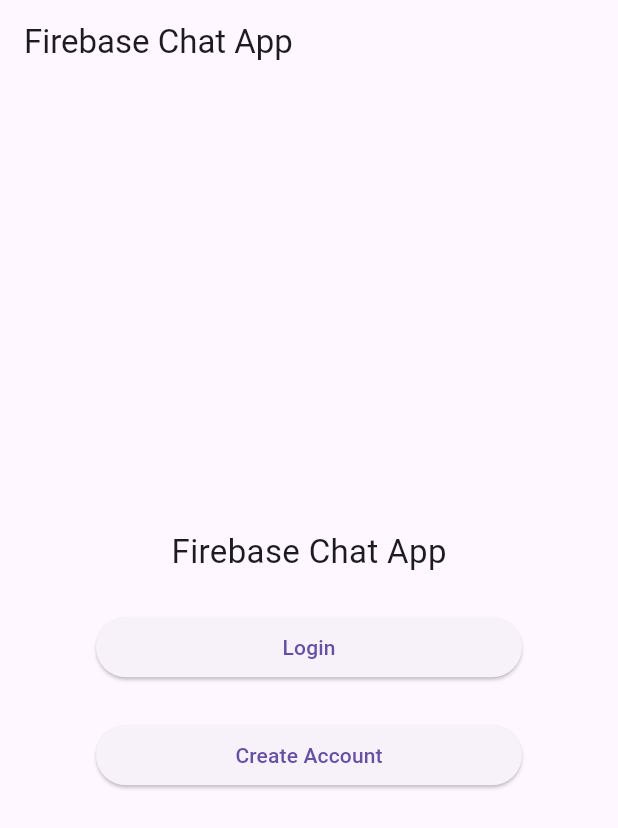
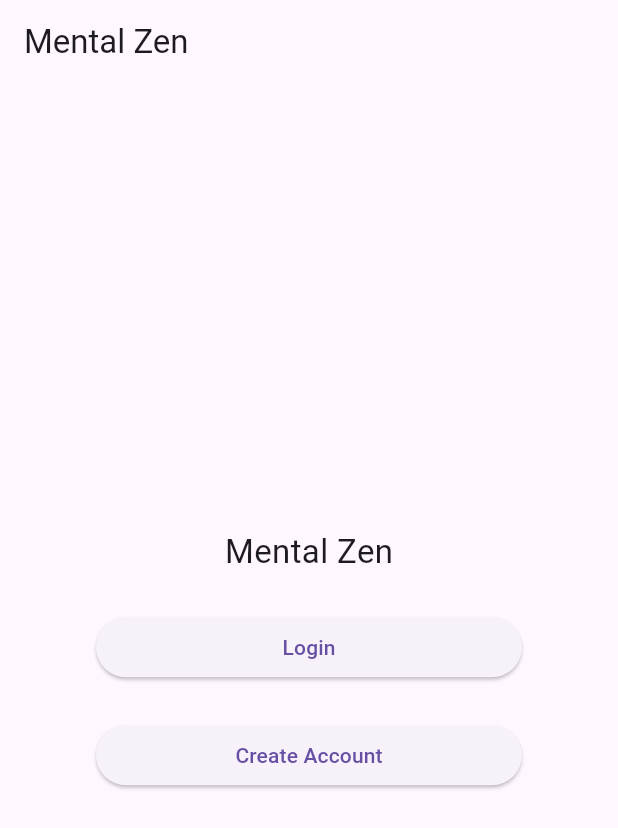
Before and after one commit to Nathan2055/csc4360-groupproject2-mentalzen, a Flutter app: the screen it shows after launch, on a phone screen of 412 x 824 dp. Shown: the top 828 px of the screen. Run offline on Flutter 3.47's test engine with Material 3 defaults, Android fonts, the phone set to English and light mode, and no system bars; our stand-ins replace cloud_firestore, firebase_auth, firebase_core; accounts and stored records are empty.

Commit message:
Update app title in all locations

```diff
--- a/lib/main.dart
+++ b/lib/main.dart
@@ -25,7 +25,7 @@ class MyApp extends StatelessWidget {
   Widget build(BuildContext context) {
     return MaterialApp(
       debugShowCheckedModeBanner: false,
-      title: 'Firebase Chat App',
+      title: 'Mental Zen',
       home: WelcomeScreen(authService, dbHelper),
     );
   }
--- a/lib/screens/1-welcome_screen/welcome_screen.dart
+++ b/lib/screens/1-welcome_screen/welcome_screen.dart
@@ -19,7 +19,7 @@ class WelcomeScreen extends StatefulWidget {
 }
 
 class _WelcomeScreenState extends State<WelcomeScreen> {
-  AppBar authScreenAppBar = AppBar(title: const Text('Firebase Chat App'));
+  AppBar authScreenAppBar = AppBar(title: const Text('Mental Zen'));
 
   // TextStyle for titles
   TextStyle titleTextStyle = const TextStyle(
@@ -92,7 +92,7 @@ class _WelcomeScreenState extends State<WelcomeScreen> {
           child: Column(
             spacing: 24.0,
             children: [
-              Text('Firebase Chat App', style: titleTextStyle),
+              Text('Mental Zen', style: titleTextStyle),
               ElevatedButton(
                 onPressed: () {
                   setState(() {
--- a/lib/screens/home_screen.dart
+++ b/lib/screens/home_screen.dart
@@ -33,7 +33,7 @@ class _HomeScreenState extends State<HomeScreen> {
   void _buildHomeScreenAppBar() {
     setState(() {
       _homeScreenAppBar = AppBar(
-        title: const Text('Firebase Chat App'),
+        title: const Text('Mental Zen'),
         actions: <Widget>[
           IconButton(
             icon: const Icon(Icons.home),
```
